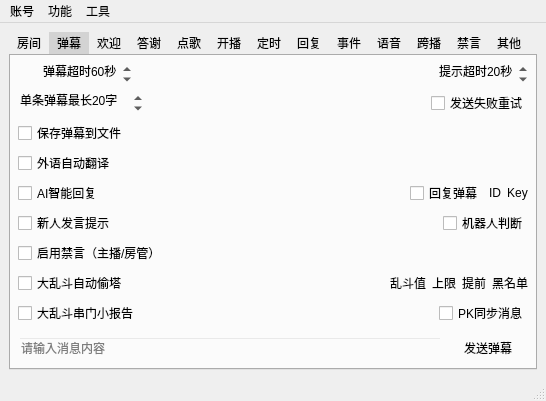
The window that mainwindow.ui (iwxyi/Bilibili-MagicalDanmaku) describes before a commit, drawn with Qt 5.
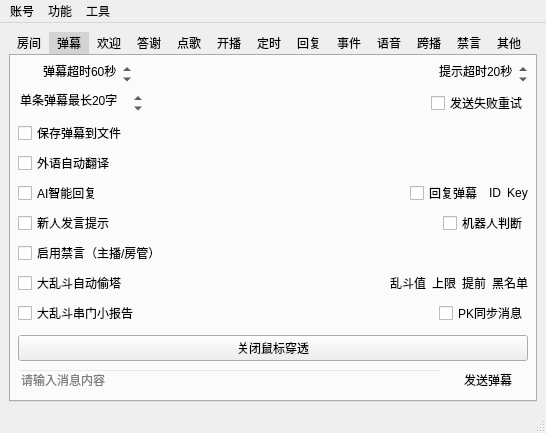
The same window after the commit. The open tabs and pages were chosen to show the change. Icons and pictures are not drawn. Custom widgets are drawn as their Qt base class.

Commit message: 鼠标穿透新增关闭按钮

```diff
--- a/mainwindow.ui
+++ b/mainwindow.ui
@@ -614,6 +614,20 @@
           </property>
          </spacer>
         </item>
+        <item>
+         <layout class="QHBoxLayout" name="horizontalLayout_53">
+          <property name="topMargin">
+           <number>0</number>
+          </property>
+          <item>
+           <widget class="QPushButton" name="closeTransMouseButton">
+            <property name="text">
+             <string>关闭鼠标穿透</string>
+            </property>
+           </widget>
+          </item>
+         </layout>
+        </item>
         <item>
          <layout class="QHBoxLayout" name="horizontalLayout_8">
           <property name="topMargin">
```
Left out of the diff: 2 changed lines with no effect on the pictures. The commit also changes 6 other files.
